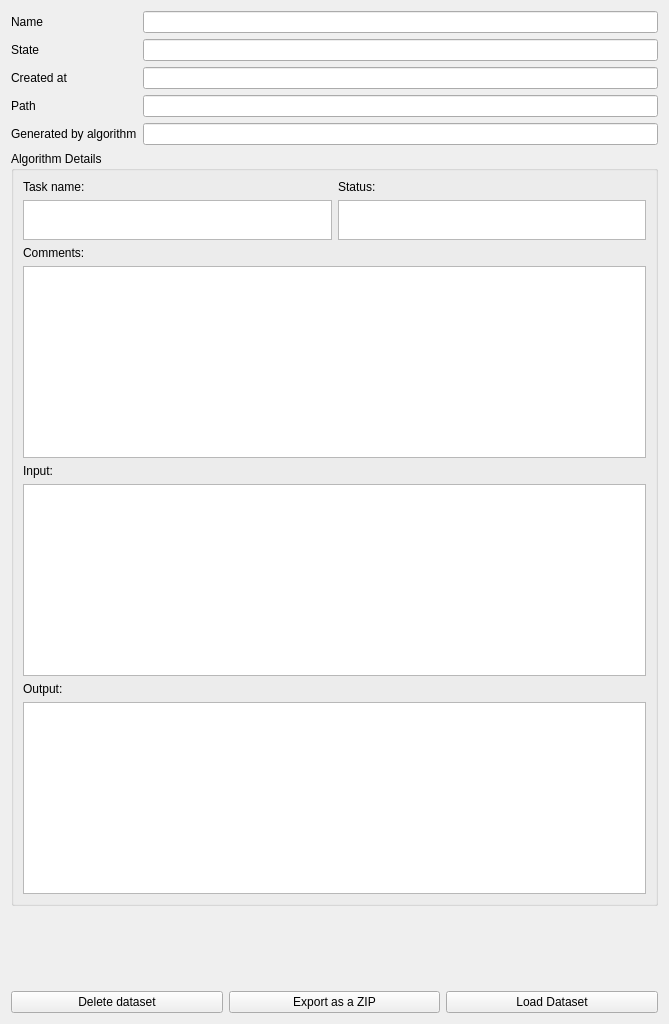
Before: the Qt Designer form LDMP/gui/WidgetDatasetItemDetails.ui in ConservationInternational/trends.earth, drawn with Qt 5.
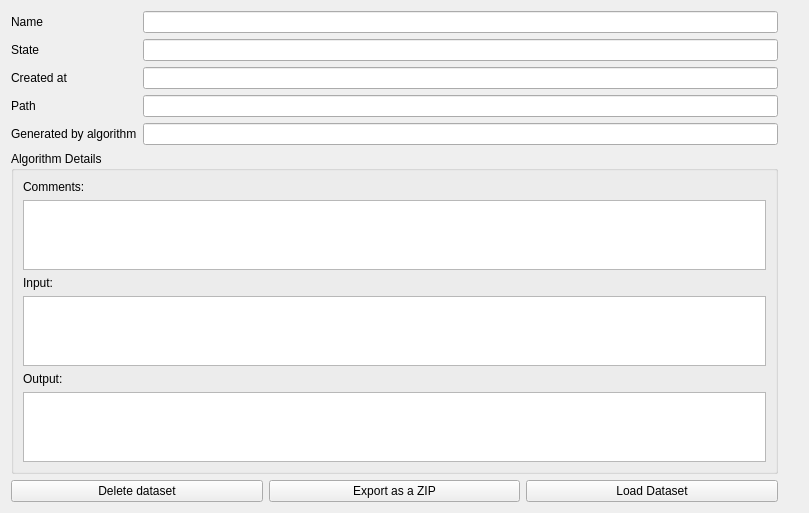
After: the same form once the commit is applied. Icons and pictures are not drawn. Custom widgets are drawn as their Qt base class.

Commit message: added message bar insided datasets details dialog

Patch:
```diff
--- a/LDMP/gui/WidgetDatasetItemDetails.ui
+++ b/LDMP/gui/WidgetDatasetItemDetails.ui
@@ -6,8 +6,8 @@
    <rect>
     <x>0</x>
     <y>0</y>
-    <width>669</width>
-    <height>1024</height>
+    <width>809</width>
+    <height>366</height>
    </rect>
   </property>
   <property name="sizePolicy">
@@ -19,9 +19,9 @@
   <property name="windowTitle">
    <string>Dataset Details</string>
   </property>
-  <layout class="QVBoxLayout" name="verticalLayout">
-   <item>
-    <layout class="QFormLayout" name="formLayout">
+  <layout class="QGridLayout" name="gridLayout_2">
+   <item row="0" column="0">
+    <layout class="QGridLayout" name="gridLayout">
      <item row="0" column="0">
       <widget class="QLabel" name="label_3">
        <property name="text">
@@ -29,6 +29,13 @@
        </property>
       </widget>
      </item>
+     <item row="0" column="1">
+      <widget class="QLineEdit" name="name_le">
+       <property name="readOnly">
+        <bool>true</bool>
+       </property>
+      </widget>
+     </item>
      <item row="1" column="0">
       <widget class="QLabel" name="label_5">
        <property name="text">
@@ -85,16 +92,9 @@
        </property>
       </widget>
      </item>
-     <item row="0" column="1">
-      <widget class="QLineEdit" name="name_le">
-       <property name="readOnly">
-        <bool>true</bool>
-       </property>
-      </widget>
-     </item>
     </layout>
    </item>
-   <item>
+   <item row="1" column="0">
     <widget class="QgsCollapsibleGroupBox" name="alg_box">
      <property name="enabled">
       <bool>true</bool>
@@ -105,79 +105,15 @@
      <property name="collapsed">
       <bool>true</bool>
      </property>
-     <layout class="QGridLayout" name="gridLayout">
-      <item row="0" column="0">
-       <widget class="QLabel" name="taskNameLabel">
-        <property name="text">
-         <string>Task name:</string>
-        </property>
-       </widget>
-      </item>
-      <item row="0" column="1">
-       <widget class="QLabel" name="statusLabel">
-        <property name="text">
-         <string>Status:</string>
-        </property>
-       </widget>
-      </item>
-      <item row="1" column="0">
-       <widget class="QTextBrowser" name="task_name">
-        <property name="sizePolicy">
-         <sizepolicy hsizetype="Preferred" vsizetype="Minimum">
-          <horstretch>0</horstretch>
-          <verstretch>0</verstretch>
-         </sizepolicy>
-        </property>
-        <property name="minimumSize">
-         <size>
-          <width>0</width>
-          <height>30</height>
-         </size>
-        </property>
-        <property name="maximumSize">
-         <size>
-          <width>16777215</width>
-          <height>40</height>
-         </size>
-        </property>
-        <property name="verticalScrollBarPolicy">
-         <enum>Qt::ScrollBarAlwaysOff</enum>
-        </property>
-       </widget>
-      </item>
-      <item row="1" column="1">
-       <widget class="QTextBrowser" name="task_status">
-        <property name="sizePolicy">
-         <sizepolicy hsizetype="Preferred" vsizetype="Minimum">
-          <horstretch>0</horstretch>
-          <verstretch>0</verstretch>
-         </sizepolicy>
-        </property>
-        <property name="minimumSize">
-         <size>
-          <width>0</width>
-          <height>30</height>
-         </size>
-        </property>
-        <property name="maximumSize">
-         <size>
-          <width>16777215</width>
-          <height>40</height>
-         </size>
-        </property>
-        <property name="verticalScrollBarPolicy">
-         <enum>Qt::ScrollBarAlwaysOff</enum>
-        </property>
-       </widget>
-      </item>
-      <item row="2" column="0">
+     <layout class="QVBoxLayout" name="verticalLayout">
+      <item>
        <widget class="QLabel" name="commentsLabel">
         <property name="text">
          <string>Comments:</string>
         </property>
        </widget>
       </item>
-      <item row="3" column="0" colspan="2">
+      <item>
        <widget class="QTextBrowser" name="comments">
         <property name="minimumSize">
          <size>
@@ -203,14 +139,14 @@
         </property>
        </widget>
       </item>
-      <item row="4" column="0">
+      <item>
        <widget class="QLabel" name="inputLabel">
         <property name="text">
          <string>Input:</string>
         </property>
        </widget>
       </item>
-      <item row="5" column="0" colspan="2">
+      <item>
        <widget class="QTextBrowser" name="input">
         <property name="minimumSize">
          <size>
@@ -226,14 +162,14 @@
         </property>
        </widget>
       </item>
-      <item row="6" column="0">
+      <item>
        <widget class="QLabel" name="outputLabel">
         <property name="text">
          <string>Output:</string>
         </property>
        </widget>
       </item>
-      <item row="7" column="0" colspan="2">
+      <item>
        <widget class="QTextBrowser" name="output">
         <property name="minimumSize">
          <size>
@@ -252,7 +188,7 @@
      </layout>
     </widget>
    </item>
-   <item>
+   <item row="2" column="1">
     <spacer name="verticalSpacer">
      <property name="orientation">
       <enum>Qt::Vertical</enum>
@@ -265,7 +201,7 @@
      </property>
     </spacer>
    </item>
-   <item>
+   <item row="3" column="0">
     <layout class="QHBoxLayout" name="horizontalLayout">
      <item>
       <widget class="QPushButton" name="pushButtonDelete">
```
The commit also changes 1 other file.
